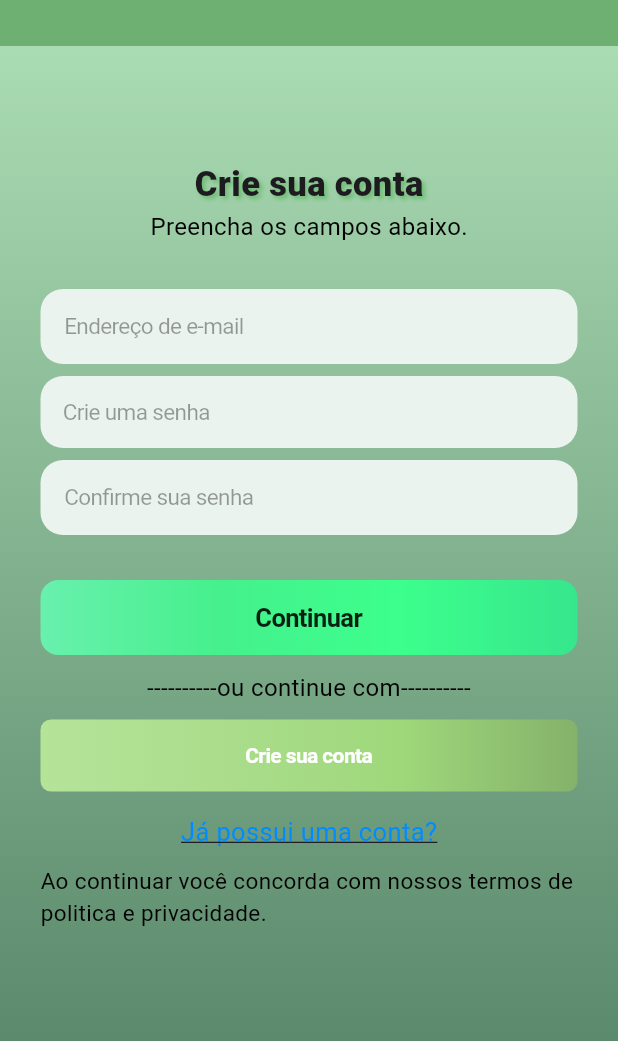
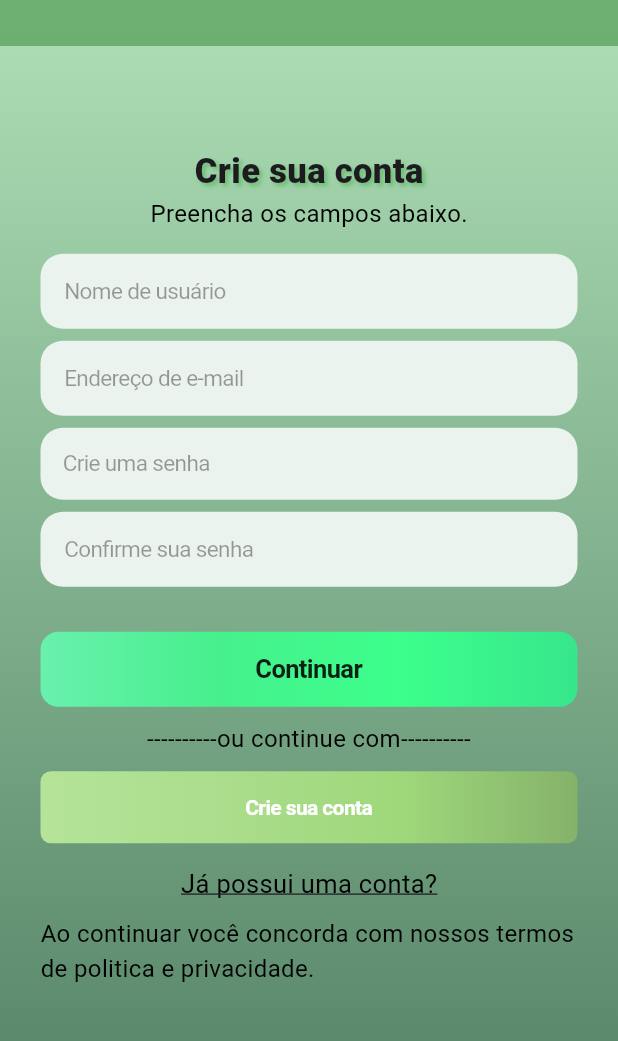
Before and after one commit to Eduardo8006/BlockPlanner, a Flutter app: the screen it shows after launch, on a phone screen of 412 x 824 dp, the part 104-1145 px from its top. Run offline on Flutter 3.47's test engine with Material 3 defaults, Android fonts, the phone set to English and light mode, and no system bars.

Commit message:
Alterações na tela de SignUp

```diff
--- a/lib/screens/tela_signup.dart
+++ b/lib/screens/tela_signup.dart
@@ -15,6 +15,7 @@ class SignUpPage extends StatelessWidget {
             title: const Image(
               image: AssetImage("assets/images/icon.png"),
               width: 240,
+              alignment: Alignment.center,
             ),
             elevation: 0,
             backgroundColor: Color.fromARGB(200, 92, 163, 95),
@@ -36,7 +37,7 @@ class SignUpPage extends StatelessWidget {
           mainAxisAlignment: MainAxisAlignment.center,
           children: [
             const SizedBox(
-              height: 40,
+              height: 70,
             ),
             Title(
               color: Colors.black,
@@ -59,7 +60,20 @@ class SignUpPage extends StatelessWidget {
               "Preencha os campos abaixo.",
               style: TextStyle(color: Colors.black, fontSize: 16),
             ),
-            const SizedBox(height: 30),
+            const SizedBox(height: 15),
+            const CupertinoTextField(
+              cursorColor: Colors.green,
+              padding: EdgeInsets.all(16),
+              placeholder: "Nome de usuário",
+              placeholderStyle: TextStyle(color: Colors.black38, fontSize: 15),
+              style: TextStyle(color: Colors.black, fontSize: 15),
+              decoration: BoxDecoration(
+                  color: Color.fromARGB(255, 235, 243, 238),
+                  borderRadius: BorderRadius.all(
+                    Radius.circular(15),
+                  )),
+            ),
+            const SizedBox(height: 8),
             const CupertinoTextField(
               cursorColor: Colors.green,
               padding: EdgeInsets.all(16),
@@ -175,8 +189,8 @@ class SignUpPage extends StatelessWidget {
                 "Já possui uma conta?",
                 style: TextStyle(
                   fontSize: 17,
-                  color: Color.fromARGB(255, 0, 140,
-                      255), // Usualmente usa-se uma cor diferente para indicar que é clicável
+                  color: Color.fromARGB(255, 0, 0,
+                      0), // Usualmente usa-se uma cor diferente para indicar que é clicável
                   decoration: TextDecoration
                       .underline, // Sublinhado para indicar que é clicável
                 ),
@@ -192,7 +206,7 @@ class SignUpPage extends StatelessWidget {
               child: const Text(
                 "Ao continuar você concorda com nossos termos de politica e privacidade.",
                 style: TextStyle(
-                  fontSize: 15,
+                  fontSize: 16,
                   color: Colors.black,
                 ),
               ),
```
Also changed, not shown: lib/screens/telaSignUp2.dart (deleted), lib/screens/tela_login.dart (added).
